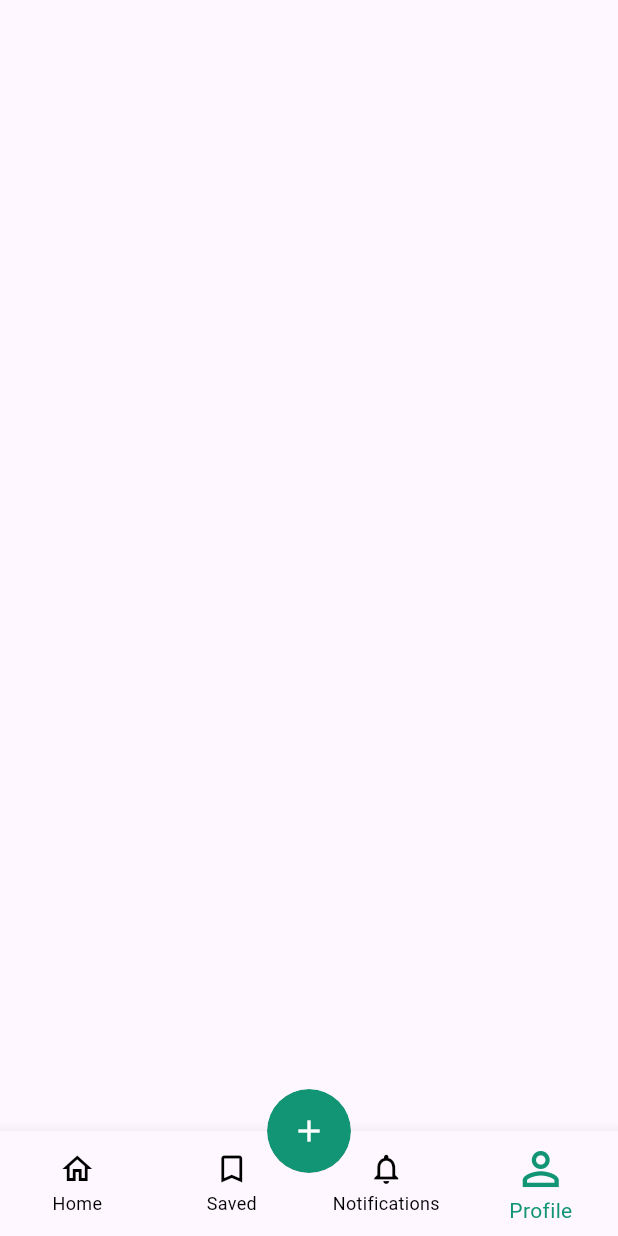
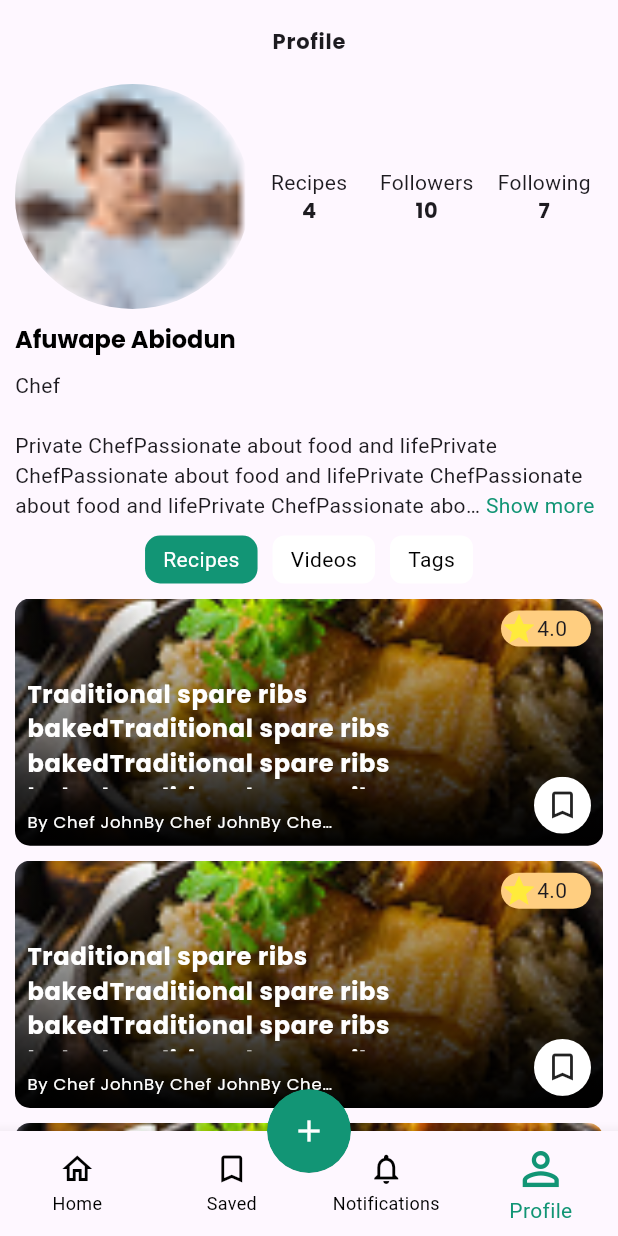
Before and after one commit to abdulrehman202/recipe_app, a Flutter app: the MainScreen screen opened directly, item 4 of the bottom bar chosen, on a phone screen of 412 x 824 dp. Run offline on Flutter 3.47's test engine with Material 3 defaults, Android fonts, the phone set to English and light mode, and no system bars; drawn by our look-alikes of chips_choice, readmore.

Commit message:
Profile screen created

```diff
--- a/lib/View/main_screen.dart
+++ b/lib/View/main_screen.dart
@@ -2,6 +2,7 @@ import 'package:flutter/material.dart';
 import 'package:recipe_app/Constants.dart';
 import 'package:recipe_app/View/home_screen.dart';
 import 'package:recipe_app/View/saved_recipe_screen.dart';
+import 'package:recipe_app/View/user_profiel_screen.dart';
 
 class MainScreen extends StatefulWidget {
   MainScreen({super.key});
@@ -13,7 +14,7 @@ class MainScreen extends StatefulWidget {
 
 class _MainScreenState extends State<MainScreen> {
 
-  final List<Widget> _screens = [HomeScreen(),SavedRecipeScreen(),Container(),Container(),];
+  final List<Widget> _screens = [HomeScreen(),SavedRecipeScreen(),Container(),UserProfielScreen(),];
   int index = 0;
   @override
   Widget build(BuildContext context) {
--- a/lib/View/review_screen.dart
+++ b/lib/View/review_screen.dart
@@ -25,7 +25,6 @@ class _ReviewScreenState extends State<ReviewScreen> {
     // TODO: implement initState
     super.initState();
 
-    _scrollController = ScrollController();
     _scrollController.addListener(_scrollListener);
   }
 
@@ -146,7 +145,7 @@ class _ReviewScreenState extends State<ReviewScreen> {
         ListView.builder(
             physics: const ScrollPhysics(),
             shrinkWrap: true,
-            itemCount: 20,
+            itemCount: 100,
             itemBuilder: (ctx, i) {
               return const CommentCard();
             }),
--- /dev/null
+++ b/lib/View/user_profiel_screen.dart
@@ -0,0 +1,158 @@
+import 'package:chips_choice/chips_choice.dart';
+import 'package:flutter/material.dart';
+import 'package:readmore/readmore.dart';
+import 'package:recipe_app/Constants.dart';
+import 'package:recipe_app/View/Custom%20Widgets/SavedRecipeCard.dart';
+
+class UserProfielScreen extends StatefulWidget {
+  const UserProfielScreen({super.key});
+
+  @override
+  State<UserProfielScreen> createState() => _UserProfielScreenState();
+}
+
+class _UserProfielScreenState extends State<UserProfielScreen> {
+  int _selectedPage = 0;
+  @override
+  Widget build(BuildContext context) {
+    return Scaffold(
+      appBar: _appBar(),
+      body: _body(),
+    );
+  }
+
+  PreferredSizeWidget _appBar()
+  {
+    return AppBar(
+      title: Center(child: Text('Profile', style: Theme.of(context).textTheme.labelMedium,)),
+    );
+  }
+
+  _body()
+  {
+    return SafeArea(child:
+    Container(
+      margin: const EdgeInsets.symmetric(horizontal: 10.0),
+      child: Column(
+        crossAxisAlignment: CrossAxisAlignment.start,
+        children: [
+          _headingRow(),
+        Container(
+          margin: const EdgeInsets.symmetric(vertical: 10.0),
+          child:  Text('Afuwape Abiodun', style: Theme.of(context).textTheme.headlineSmall!.copyWith(color: Colors.black),)),
+          Container(
+          margin: const EdgeInsets.only(bottom: 10.0),
+          child:  const Text('Chef',)),
+
+          _bioRow(),
+          _tabsRow(),
+          const SizedBox(height: 10,),
+          _contentList(),
+      ]),
+    ),
+
+    );
+  }
+
+  Widget _headingRow()
+  {
+    double size = 150.0;
+    return Row(
+      children: [
+        Expanded(
+          flex: 4,
+          child: ClipOval(
+            child: SizedBox(
+              height: size,
+              width: size,
+              child: Image.asset(Constants.BASE_IMG_PATH+Constants.DP_IMAGE, fit: BoxFit.fill,),
+            ),
+          ),
+        ),
+        _dataColumn('Recipes', 4),
+        _dataColumn('Followers', 10),
+        _dataColumn('Following', 7),
+      ],
+    );
+  }
+
+  Widget _dataColumn(String heading, int value)
+  {
+    return Expanded(
+      flex: 2,
+      child: Column(
+        children: [
+          Text(heading),
+          Text(value.toString(),style: Theme.of(context).textTheme.labelMedium,),
+        ],
+      ),
+    );
+  }
+
+  Widget _bioRow()
+  {
+    return Container(
+            margin: const EdgeInsets.symmetric(vertical: 10),
+            child: ReadMoreText(
+              'Private ChefPassionate about food and life'*10,
+              trimMode: TrimMode.Line,
+              trimLines: 3,
+              colorClickableText: Constants.BUTTON_COLOR,
+              trimCollapsedText: 'Show more',
+              trimExpandedText: ' Show less',
+            ),
+          );
+  }
+
+  Widget _tabsRow()
+  {
+    return Center(
+      child: ChipsChoice<int>.single(
+        scrollToSelectedOnChanged: true,
+        mainAxisAlignment: MainAxisAlignment.center,
+        padding: EdgeInsets.zero,
+        value: _selectedPage,
+        onChanged: (val) => setState(() {
+          _selectedPage = val;
+        }),
+        choiceItems: C2Choice.listFrom<int, String>(
+          source: ['Recipes', 'Videos', 'Tags'],
+          value: (i, v) => i,
+          label: (i, v) => v,
+          tooltip: (i, v) => v,
+        ),
+        choiceStyle: C2ChipStyle.filled(
+          color: Colors.white,
+          selectedStyle: C2ChipStyle(
+            padding: EdgeInsets.symmetric(horizontal: MediaQuery.of(context).size.width*0.1),
+            backgroundColor: Constants.BUTTON_COLOR,
+            borderRadius: const BorderRadius.all(
+              Radius.circular(10),
+            ),
+          ),
+        ),
+      ),
+    );
+  }
+
+  Widget _contentList()
+  {
+    return Expanded(
+      child: SingleChildScrollView(
+          child: Column(
+            mainAxisSize: MainAxisSize.min,
+            children: [
+              ListView.builder(
+                physics: const ScrollPhysics(),
+                itemCount: 6,
+                shrinkWrap: true,
+                itemBuilder: (context, i) {
+                  return SavedecipeCard(showTitle: true, );
+                }
+              ),
+            ],
+          ),
+        ),
+    );
+  }
+}
--- a/pubspec.yaml
+++ b/pubspec.yaml
@@ -36,6 +36,7 @@ dependencies:
   # Use with the CupertinoIcons class for iOS style icons.
   cupertino_icons: ^1.0.8
   chips_choice: ^3.0.1
+  readmore: ^3.0.0
 
 dev_dependencies:
   flutter_test:
```
Also changed, not shown: pubspec.lock.
